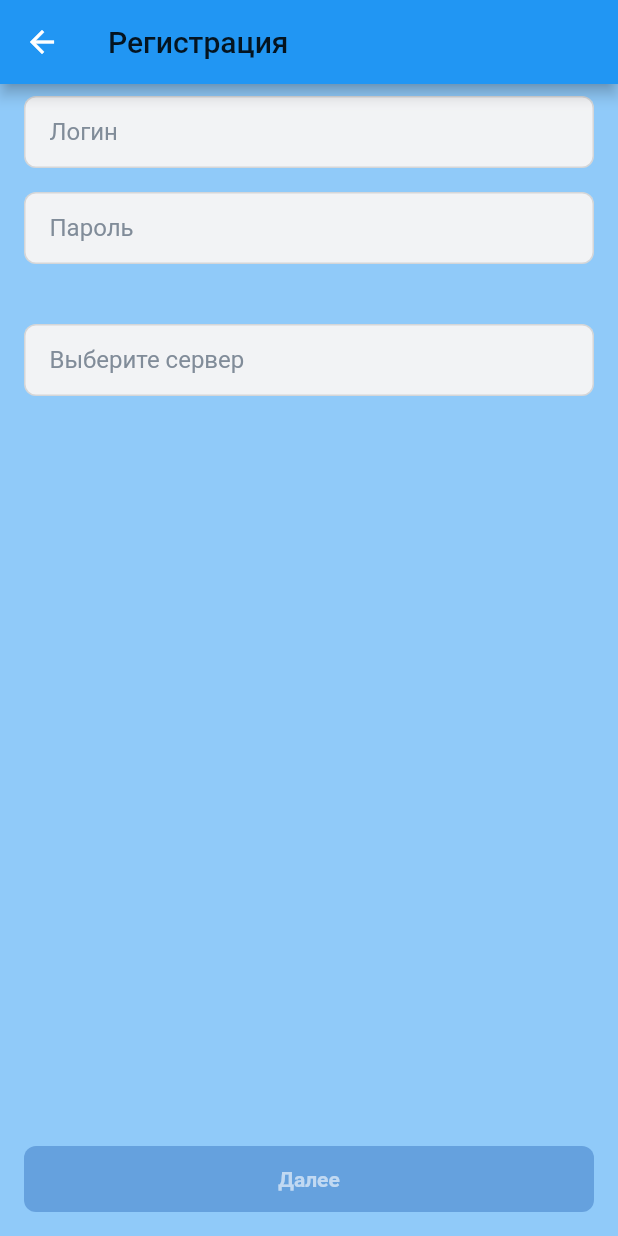
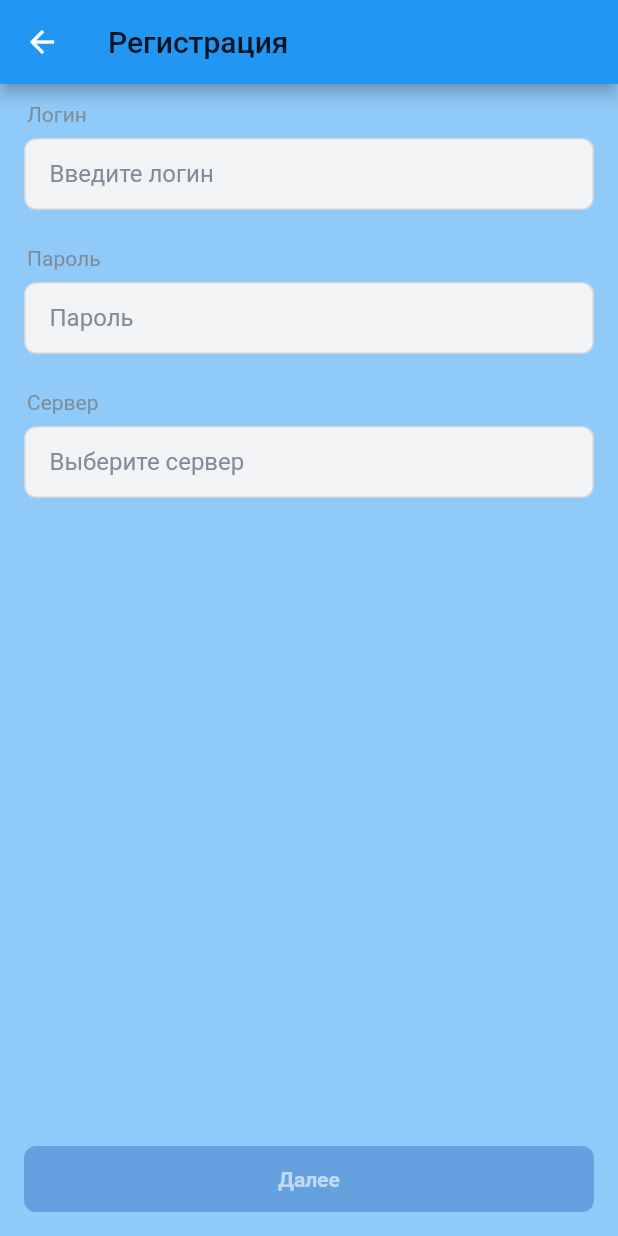
Before and after one commit to semgoSE/diary-school, a Flutter app: the SignUp1 screen opened by its route, on a phone screen of 412 x 824 dp. Run offline on Flutter 3.47's test engine with Material 2 defaults, Android fonts, the phone set to English and light mode, and no system bars; our stand-ins replace flutter_redux, flutter_svg, hexcolor, modal_bottom_sheet, redux, shared_preferences; missing offline and left inert: flutter_webview_plugin; accounts and stored records are empty; statements that could not run were skipped.

Commit message:
finish FormItem

```diff
--- a/lib/components/colors.dart
+++ b/lib/components/colors.dart
@@ -10,6 +10,8 @@ class LightTheme extends MyTheme {
   Color textPrimary = Color(0xFF000000);
 
   Color textPlaceholder = Color(0xFF818c99);
+
+  Color textSecondary = Color(0xFF818c99);
 
   //appBar
   Map<String, Color> header = {
@@ -60,8 +62,9 @@ class DarkTheme extends MyTheme {
   Color background = Color(0xFF19191a);
 
   Color textPrimary = Color(0xFFe1e3e6);
+  Color textPlaceholder = Color(0xFFaaaeb3);
 
-  Color textPlaceholder = Color(0xFFaaaeb3);
+  Color textSecondary = Color(0xFF76787a);
 
   //appBar
   Map<String, Color> header = {
--- a/lib/components/form_item.dart
+++ b/lib/components/form_item.dart
@@ -1,32 +1,69 @@
+import 'package:diary_app/components/colors.dart';
 import 'package:diary_app/redux/redux.dart';
 import 'package:flutter/cupertino.dart';
 import 'package:flutter_redux/flutter_redux.dart';
 
 class FormItem extends StatelessWidget {
-
   String? top;
   String? bottom;
   Widget? child;
 
-  FormItem({ this.top, this.bottom, this.child });
+  FormItemStatus status;
 
+  var colors;
+
+  FormItem(
+      {this.top = "",
+      this.bottom = "",
+      this.child,
+      this.status = FormItemStatus.def});
+
+  Color? getColorByStatus() {
+    switch (status) {
+      case FormItemStatus.def:
+        return colors.textSecondary;
+      case FormItemStatus.error:
+        return colors.field['field_error_border'];
+
+      case FormItemStatus.valid:
+        return colors.field['field_valid_border'];
+    }
+  }
 
   @override
   Widget build(BuildContext context) {
-    return(
-      StoreConnector<StateStore, String>(builder: (context, theme) {
-          return(
-            Container(
-              child: Column(children: [
-                Container(child: Text(top!, style: TextStyle())),
-                Container(child: child),
-                Container(child: Text(bottom!, style: TextStyle()))
-              ]),
-            padding: EdgeInsets.symmetric(horizontal: 16, vertical: 8),
-      )
-          );
-      }, converter: (store) => store.state.theme)
-    );
+    return (StoreConnector<StateStore, String>(
+        builder: (context, theme) {
+          if (theme == "light") {
+            this.colors = LightTheme();
+          } else {
+            this.colors = DarkTheme();
+          }
+          return Container(
+              child: Column(
+                  children: [
+                    top != ""
+                        ? Container(
+                            child: Text(top!,
+                                style: TextStyle(
+                                    color: colors.textSecondary, fontSize: 14)),
+                            padding: EdgeInsets.only(bottom: 8, left: 2))
+                        : Container(),
+                    Container(child: child),
+                    bottom != ""
+                        ? Container(
+                            child: Text(bottom!,
+                                style: TextStyle(
+                                    fontSize: 14, color: getColorByStatus())),
+                            padding: EdgeInsets.only(top: 8, left: 2))
+                        : Container()
+                  ],
+                  crossAxisAlignment: CrossAxisAlignment.start,
+                  mainAxisSize: MainAxisSize.max),
+              padding: EdgeInsets.symmetric(horizontal: 16, vertical: 12));
+        },
+        converter: (store) => store.state.theme));
   }
+}
 
-}
+enum FormItemStatus { valid, error, def }
--- a/lib/views/authentication/sign_up/sign_up_1.dart
+++ b/lib/views/authentication/sign_up/sign_up_1.dart
@@ -1,4 +1,5 @@
 import 'package:diary_app/components/button.dart';
+import 'package:diary_app/components/form_item.dart';
 import 'package:diary_app/components/input.dart';
 import 'package:diary_app/components/select_mimicry.dart';
 import 'package:diary_app/components/simple_cell.dart';
@@ -102,18 +103,20 @@ class SignUp1State extends State<SignUp1> {
           body: Column(children: [
             Expanded(
                 child: ListView(children: [
-              Container(
-                  child: Input(hint: "Логин", controller: _loginController),
-                  padding: EdgeInsets.symmetric(vertical: 8, horizontal: 16)),
-              Container(
-                  child: Input(hint: "Пароль", controller: _passController),
-                  padding: EdgeInsets.fromLTRB(16, 8, 16, 32)),
-              Container(
-                  child: SelectMimicry(
-                      hint: "Выберите сервер",
-                      click: () => openMenuChooseRegion(),
-                      controller: _controllerRegion),
-                  padding: EdgeInsets.fromLTRB(16, 8, 16, 32))
+              FormItem(
+                  child: Input(
+                      hint: "Введите логин", controller: _loginController),
+                  top: "Логин"),
+              FormItem(
+                  top: "Пароль",
+                  child: Input(hint: "Пароль", controller: _passController)),
+              FormItem(
+                top: "Сервер",
+                child: SelectMimicry(
+                    hint: "Выберите сервер",
+                    click: () => openMenuChooseRegion(),
+                    controller: _controllerRegion),
+              )
             ], physics: PageScrollPhysics())),
             Container(
                 child: MyButton(
--- a/pubspec.yaml
+++ b/pubspec.yaml
@@ -53,7 +53,7 @@ flutter:
 
   # To add assets to your application, add an assets section, like this:
   assets:
-    - resource/
+    - resource/images/logo.png
   # An image asset can refer to one or more resolution-specific "variants", see
   # https://flutter.dev/assets-and-images/#resolution-aware.
 
```
Also changed, not shown: lib/views/start_page.dart (+8 -2 lines).
